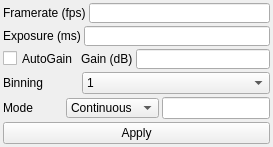
The window that python_code/view/UI_cam_settings.ui (AhmetCemalO/labcamsac) describes before a commit, drawn with Qt 5.
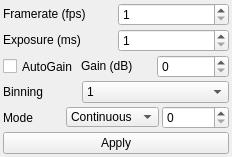
The same window after the commit.

Commit message: Some optimizations to histogram function, progress for additional camera settings (binning, mode, n_frames)

```diff
--- a/python_code/view/UI_cam_settings.ui
+++ b/python_code/view/UI_cam_settings.ui
@@ -6,12 +6,12 @@
    <rect>
     <x>0</x>
     <y>0</y>
-    <width>185</width>
+    <width>195</width>
     <height>154</height>
    </rect>
   </property>
   <property name="sizePolicy">
-   <sizepolicy hsizetype="Preferred" vsizetype="Preferred">
+   <sizepolicy hsizetype="Fixed" vsizetype="Fixed">
     <horstretch>0</horstretch>
     <verstretch>0</verstretch>
    </sizepolicy>
@@ -69,12 +69,12 @@
       </widget>
      </item>
      <item>
-      <widget class="QLineEdit" name="framerate_lineEdit">
-       <property name="maximumSize">
-        <size>
-         <width>16777215</width>
-         <height>20</height>
-        </size>
+      <widget class="QSpinBox" name="framerate_spinBox">
+       <property name="minimum">
+        <number>1</number>
+       </property>
+       <property name="maximum">
+        <number>2000</number>
        </property>
       </widget>
      </item>
@@ -102,12 +102,12 @@
       </widget>
      </item>
      <item>
-      <widget class="QLineEdit" name="exposure_lineEdit">
-       <property name="maximumSize">
-        <size>
-         <width>16777215</width>
-         <height>20</height>
-        </size>
+      <widget class="QSpinBox" name="exposure_spinBox">
+       <property name="minimum">
+        <number>1</number>
+       </property>
+       <property name="maximum">
+        <number>2000000</number>
        </property>
       </widget>
      </item>
@@ -142,12 +142,9 @@
       </widget>
      </item>
      <item>
-      <widget class="QLineEdit" name="gain_lineEdit">
-       <property name="maximumSize">
-        <size>
-         <width>16777215</width>
-         <height>20</height>
-        </size>
+      <widget class="QSpinBox" name="gain_spinBox">
+       <property name="maximum">
+        <number>15</number>
        </property>
       </widget>
      </item>
@@ -246,21 +243,15 @@
       </widget>
      </item>
      <item>
-      <widget class="QLineEdit" name="nframes_lineEdit">
-       <property name="sizePolicy">
-        <sizepolicy hsizetype="Preferred" vsizetype="Fixed">
-         <horstretch>0</horstretch>
-         <verstretch>0</verstretch>
-        </sizepolicy>
-       </property>
+      <widget class="QSpinBox" name="nframes_spinBox">
        <property name="minimumSize">
         <size>
-         <width>15</width>
+         <width>35</width>
          <height>0</height>
         </size>
        </property>
-       <property name="toolTip">
-        <string>Number of frames to acquire upon receiving a software trigger</string>
+       <property name="maximum">
+        <number>100000</number>
        </property>
       </widget>
      </item>
```
Left out of the diff: 2 changed lines with no effect on the pictures. The commit also changes 2 other files.
